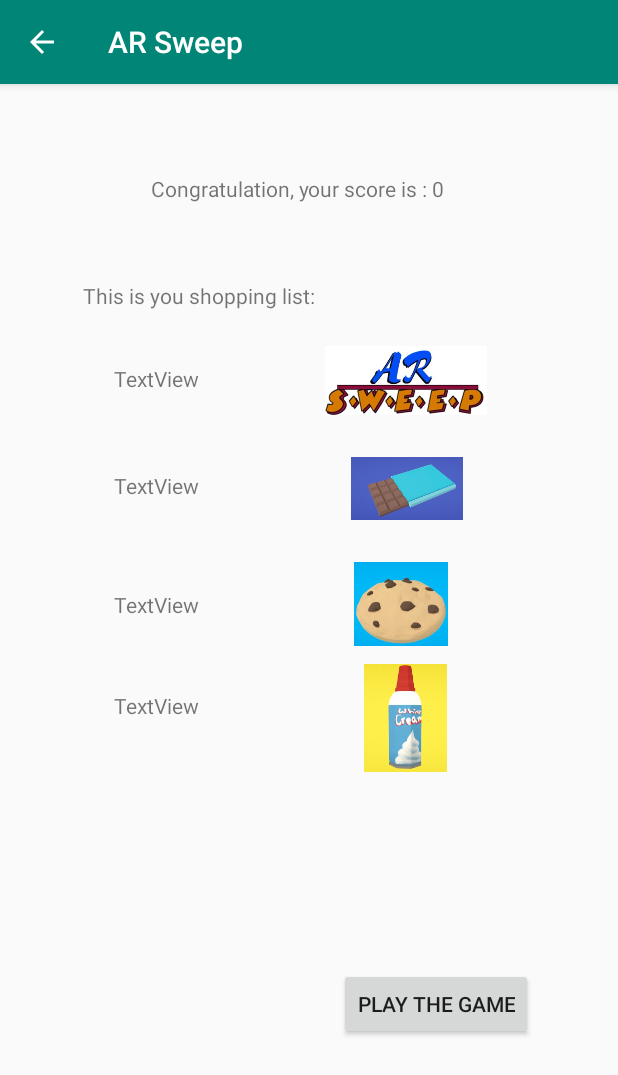
After one commit to AdamMKD/AR-Sweep, an Android app: the TimeDisplayActivity screen opened directly, with no data from a screen before it, on a phone screen of 412 x 824 dp. The commit adds this screen. Shown: the top 1075 px of the screen. Run offline under Robolectric (Android 15) with nearby library versions, the phone set to English and light mode, and no system bars.

Commit message:
The display results and shopping list is implemented.

```diff
--- a/app/src/main/java/com/example/testapplication/MainActivity.java
+++ b/app/src/main/java/com/example/testapplication/MainActivity.java
@@ -67,7 +67,7 @@ public class MainActivity extends AppCompatActivity {
 
 
     public void quizPage(View view) {
-        Intent intent = new Intent(this, QuizPage.class);
+        Intent intent = new Intent(this, QuizActivity.class);
         startActivity(intent);
     }
 
--- /dev/null
+++ b/app/src/main/java/com/example/testapplication/TimeDisplayActivity.java
@@ -0,0 +1,64 @@
+package com.example.testapplication;
+
+import android.content.Intent;
+import android.os.Bundle;
+import android.view.MenuItem;
+import android.view.View;
+import android.widget.ImageView;
+import android.widget.TextView;
+
+import java.util.Random;
+
+import androidx.appcompat.app.AppCompatActivity;
+
+public class TimeDisplayActivity extends AppCompatActivity {
+
+    private Random random;
+
+    @Override
+    protected void onCreate(Bundle savedInstanceState) {
+        super.onCreate(savedInstanceState);
+        setContentView(R.layout.activity_time_display);
+
+        TextView scoreTextView = findViewById(R.id.scoreText);
+        scoreTextView.setText("Congratulation, your score is : " + QuizActivity.SCORE);
+
+        TextView shoppingListTextView = findViewById(R.id.shoppingList);
+        shoppingListTextView.setText("This is you shopping list:");
+
+        prepearShoppingList();
+
+        // Part of the back button functionality.
+        getSupportActionBar().setDisplayHomeAsUpEnabled(true);
+    }
+
+    @Override
+    public boolean onOptionsItemSelected(MenuItem item) {
+        // This is for the back button
+        switch (item.getItemId()) {
+            case android.R.id.home:
+                finish();
+                return true;
+        }
+        return super.onOptionsItemSelected(item);
+    }
+
+    public void arPage(View view) {
+        Intent intent = new Intent(this, ARCoreTest.class);
+        startActivity(intent);
+    }
+
+    private void prepearShoppingList() {
+        ImageView item1Image = findViewById(R.id.item1Image);
+        ImageView item2Image = findViewById(R.id.item2Image);
+        ImageView item3Image = findViewById(R.id.item3Image);
+        ImageView item4Image = findViewById(R.id.item4Image);
+
+        TextView item1Text = findViewById(R.id.item1Text);
+        TextView item2Text = findViewById(R.id.item2Text);
+        TextView item3Text = findViewById(R.id.item3Text);
+        TextView item4Text = findViewById(R.id.item4Text);
+
+        item1Image.setImageResource(R.drawable.icon);
+    }
+}
--- a/app/src/main/res/layout/activity_quiz.xml
+++ b/app/src/main/res/layout/activity_quiz.xml
@@ -4,7 +4,7 @@
     xmlns:tools="http://schemas.android.com/tools"
     android:layout_width="match_parent"
     android:layout_height="match_parent"
-    tools:context=".QuizPage">
+    tools:context=".QuizActivity">
 
     <Button
         android:id="@+id/button1"
--- /dev/null
+++ b/app/src/main/res/layout/activity_time_display.xml
@@ -0,0 +1,128 @@
+<?xml version="1.0" encoding="utf-8"?>
+<androidx.constraintlayout.widget.ConstraintLayout
+        xmlns:android="http://schemas.android.com/apk/res/android"
+        xmlns:tools="http://schemas.android.com/tools"
+        xmlns:app="http://schemas.android.com/apk/res-auto"
+        android:layout_width="match_parent"
+        android:layout_height="match_parent"
+        tools:context=".TimeDisplayActivity">
+
+    <TextView
+        android:id="@+id/scoreText"
+        android:layout_width="wrap_content"
+        android:layout_height="wrap_content"
+        android:layout_marginTop="60dp"
+        android:text="TextView"
+        app:layout_constraintEnd_toEndOf="parent"
+        app:layout_constraintHorizontal_bias="0.465"
+        app:layout_constraintStart_toStartOf="parent"
+        app:layout_constraintTop_toTopOf="parent" />
+
+    <TextView
+        android:id="@+id/shoppingList"
+        android:layout_width="wrap_content"
+        android:layout_height="wrap_content"
+        android:layout_marginTop="52dp"
+        android:text="TextView"
+        app:layout_constraintEnd_toEndOf="parent"
+        app:layout_constraintHorizontal_bias="0.215"
+        app:layout_constraintStart_toStartOf="parent"
+        app:layout_constraintTop_toBottomOf="@+id/scoreText" />
+
+    <TextView
+        android:id="@+id/item1Text"
+        android:layout_width="wrap_content"
+        android:layout_height="wrap_content"
+        android:layout_marginStart="76dp"
+        android:layout_marginTop="36dp"
+        android:text="TextView"
+        app:layout_constraintStart_toStartOf="parent"
+        app:layout_constraintTop_toBottomOf="@+id/shoppingList" />
+
+    <ImageView
+        android:id="@+id/item1Image"
+        android:layout_width="141dp"
+        android:layout_height="46dp"
+        android:layout_marginTop="24dp"
+        app:layout_constraintEnd_toEndOf="parent"
+        app:layout_constraintHorizontal_bias="0.486"
+        app:layout_constraintStart_toEndOf="@+id/item1Text"
+        app:layout_constraintTop_toBottomOf="@+id/shoppingList"
+        app:srcCompat="@drawable/banana" />
+
+    <TextView
+        android:id="@+id/item2Text"
+        android:layout_width="wrap_content"
+        android:layout_height="wrap_content"
+        android:layout_marginStart="76dp"
+        android:layout_marginTop="52dp"
+        android:text="TextView"
+        app:layout_constraintStart_toStartOf="parent"
+        app:layout_constraintTop_toBottomOf="@+id/item1Text" />
+
+    <ImageView
+        android:id="@+id/item2Image"
+        android:layout_width="140dp"
+        android:layout_height="42dp"
+        android:layout_marginTop="28dp"
+        app:layout_constraintEnd_toEndOf="parent"
+        app:layout_constraintHorizontal_bias="0.492"
+        app:layout_constraintStart_toEndOf="@+id/item2Text"
+        app:layout_constraintTop_toBottomOf="@+id/item1Image"
+        app:srcCompat="@drawable/chocolate" />
+
+    <TextView
+        android:id="@+id/item3Text"
+        android:layout_width="wrap_content"
+        android:layout_height="wrap_content"
+        android:layout_marginStart="76dp"
+        android:layout_marginTop="60dp"
+        android:text="TextView"
+        app:layout_constraintStart_toStartOf="parent"
+        app:layout_constraintTop_toBottomOf="@+id/item2Text" />
+
+    <ImageView
+        android:id="@+id/item3Image"
+        android:layout_width="132dp"
+        android:layout_height="56dp"
+        android:layout_marginTop="28dp"
+        app:layout_constraintEnd_toEndOf="parent"
+        app:layout_constraintHorizontal_bias="0.465"
+        app:layout_constraintStart_toEndOf="@+id/item3Text"
+        app:layout_constraintTop_toBottomOf="@+id/item2Image"
+        app:srcCompat="@drawable/cookie" />
+
+    <TextView
+        android:id="@+id/item4Text"
+        android:layout_width="wrap_content"
+        android:layout_height="wrap_content"
+        android:layout_marginStart="76dp"
+        android:layout_marginTop="48dp"
+        android:text="TextView"
+        app:layout_constraintStart_toStartOf="parent"
+        app:layout_constraintTop_toBottomOf="@+id/item3Text" />
+
+    <ImageView
+        android:id="@+id/item4Image"
+        android:layout_width="63dp"
+        android:layout_height="72dp"
+        android:layout_marginTop="12dp"
+        app:layout_constraintEnd_toEndOf="parent"
+        app:layout_constraintHorizontal_bias="0.492"
+        app:layout_constraintStart_toEndOf="@+id/item4Text"
+        app:layout_constraintTop_toBottomOf="@+id/item3Image"
+        app:srcCompat="@drawable/whippedcream" />
+
+    <Button
+        android:id="@+id/arButton"
+        android:layout_width="wrap_content"
+        android:layout_height="wrap_content"
+        android:onClick="arPage"
+        android:text="Play the game"
+        app:layout_constraintBottom_toBottomOf="parent"
+        app:layout_constraintEnd_toEndOf="parent"
+        app:layout_constraintHorizontal_bias="0.799"
+        app:layout_constraintStart_toStartOf="parent"
+        app:layout_constraintTop_toBottomOf="@+id/item4Image" />
+
+</androidx.constraintlayout.widget.ConstraintLayout>
--- a/app/src/main/res/values/strings.xml
+++ b/app/src/main/res/values/strings.xml
@@ -1,3 +1,3 @@
 <resources>
-    <string name="app_name">TestApplication</string>
+    <string name="app_name">AR Sweep</string>
 </resources>
```
Also changed, not shown: app/src/main/AndroidManifest.xml (+3 -5 lines), app/src/main/java/com/example/testapplication/QuizActivity.java (added, +170 -0 lines), app/src/main/java/com/example/testapplication/QuizPage.java (deleted, +0 -172 lines), app/src/main/res/drawable/banana.jpeg (added), app/src/main/res/drawable/chocolate.jpeg (added), app/src/main/res/drawable/cookie.jpeg (added), app/src/main/res/drawable/icon.jpeg (added), app/src/main/res/drawable/milkcarton.jpeg (added), app/src/main/res/drawable/whippedcream.jpeg (added).
